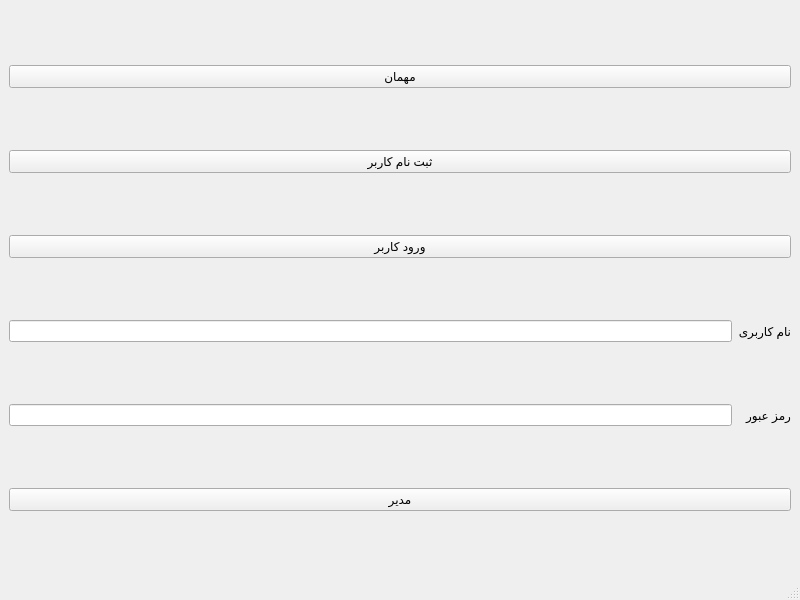
This is accountwindow.ui in Alireza8hi/Project-DigiKala as Qt 5 draws it before an edit. The edited form follows.
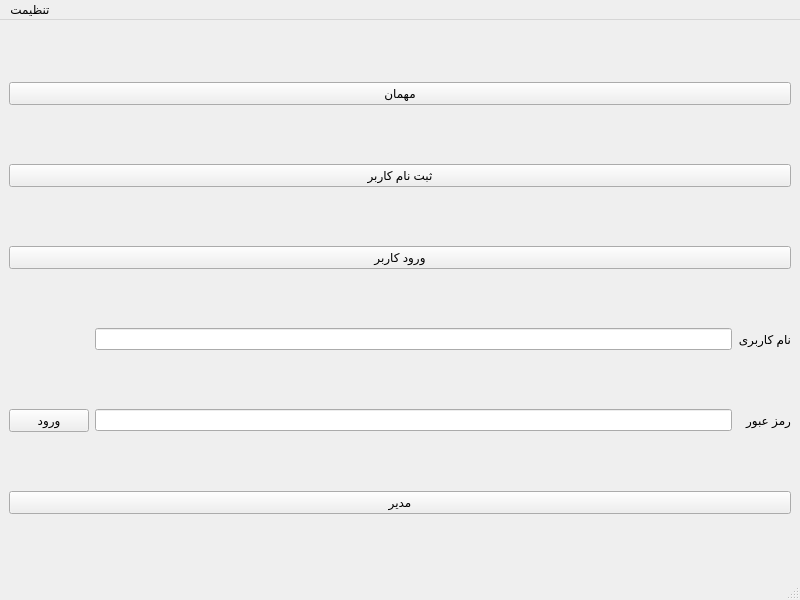
This is the edited form. Icons and pictures are not drawn.

Patch:
```diff
--- a/accountwindow.ui
+++ b/accountwindow.ui
@@ -15,9 +15,6 @@
   </property>
   <widget class="QWidget" name="centralwidget">
    <layout class="QGridLayout" name="gridLayout">
-    <item row="6" column="1">
-     <widget class="QLineEdit" name="PassLe"/>
-    </item>
     <item row="6" column="2">
      <widget class="QLabel" name="PassLbl">
       <property name="text">
@@ -25,41 +22,61 @@
       </property>
      </widget>
     </item>
-    <item row="7" column="1" colspan="2">
-     <widget class="QPushButton" name="AdminBtn">
-      <property name="text">
-       <string>مدیر</string>
-      </property>
-     </widget>
-    </item>
-    <item row="5" column="1">
-     <widget class="QLineEdit" name="UserNameLe"/>
-    </item>
-    <item row="0" column="1" colspan="2">
+    <item row="0" column="0" colspan="3">
      <widget class="QPushButton" name="GuestBtn">
       <property name="text">
        <string>مهمان</string>
       </property>
      </widget>
     </item>
+    <item row="3" column="0" colspan="3">
+     <widget class="QPushButton" name="SignUpBtn">
+      <property name="text">
+       <string>ثبت نام کاربر</string>
+      </property>
+     </widget>
+    </item>
+    <item row="7" column="0" colspan="3">
+     <widget class="QPushButton" name="AdminBtn">
+      <property name="text">
+       <string>مدیر</string>
+      </property>
+     </widget>
+    </item>
+    <item row="6" column="0">
+     <widget class="QPushButton" name="UserSignInBtn">
+      <property name="text">
+       <string>ورود</string>
+      </property>
+     </widget>
+    </item>
     <item row="5" column="2">
      <widget class="QLabel" name="UserNameLbl">
+      <property name="frameShadow">
+       <enum>QFrame::Plain</enum>
+      </property>
+      <property name="lineWidth">
+       <number>1</number>
+      </property>
       <property name="text">
        <string>نام کاربری</string>
       </property>
      </widget>
     </item>
-    <item row="4" column="1" colspan="2">
+    <item row="4" column="0" colspan="3">
      <widget class="QPushButton" name="LoginBtn">
       <property name="text">
        <string>ورود کاربر</string>
       </property>
      </widget>
     </item>
-    <item row="3" column="1" colspan="2">
-     <widget class="QPushButton" name="SignUpBtn">
-      <property name="text">
-       <string>ثبت نام کاربر</string>
+    <item row="5" column="1">
+     <widget class="QLineEdit" name="UserNameLe"/>
+    </item>
+    <item row="6" column="1">
+     <widget class="QLineEdit" name="PassLe">
+      <property name="echoMode">
+       <enum>QLineEdit::Password</enum>
       </property>
      </widget>
     </item>
@@ -74,8 +91,35 @@
      <height>25</height>
     </rect>
    </property>
+   <widget class="QMenu" name="menu">
+    <property name="title">
+     <string>تنظیمت</string>
+    </property>
+    <addaction name="ReturnBtn"/>
+    <addaction name="separator"/>
+    <addaction name="ExitBtn"/>
+   </widget>
+   <addaction name="menu"/>
   </widget>
   <widget class="QStatusBar" name="statusbar"/>
+  <action name="ReturnBtn">
+   <property name="icon">
+    <iconset resource="icons.qrc">
+     <normaloff>:/Icons/Icons/return_icon_154912.png</normaloff>:/Icons/Icons/return_icon_154912.png</iconset>
+   </property>
+   <property name="text">
+    <string>بازگشت</string>
+   </property>
+  </action>
+  <action name="ExitBtn">
+   <property name="icon">
+    <iconset resource="icons.qrc">
+     <normaloff>:/Icons/Icons/exit-icon-png-close-0.png</normaloff>:/Icons/Icons/exit-icon-png-close-0.png</iconset>
+   </property>
+   <property name="text">
+    <string>خروج</string>
+   </property>
+  </action>
  </widget>
  <resources/>
  <connections/>
```
Left out of the diff: 39 changed lines with no effect on the pictures.
